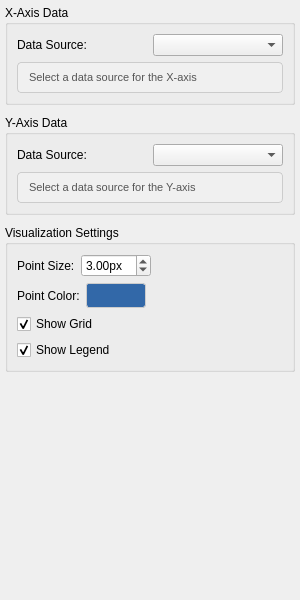
Old version of the form src/WhiskerToolbox/Analysis_Dashboard/Widgets/ScatterPlotWidget/ScatterPlotPropertiesWidget.ui in the repository paulmthompson/WhiskerToolbox.
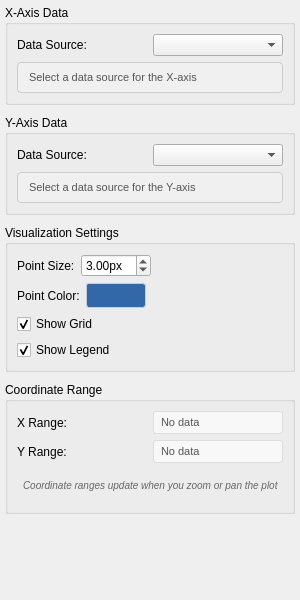
New version of the form.

Commit message: can show range of data that is displayed

What changed in the file:
```diff
--- a/src/WhiskerToolbox/Analysis_Dashboard/Widgets/ScatterPlotWidget/ScatterPlotPropertiesWidget.ui
+++ b/src/WhiskerToolbox/Analysis_Dashboard/Widgets/ScatterPlotWidget/ScatterPlotPropertiesWidget.ui
@@ -245,6 +245,89 @@
      </layout>
     </widget>
    </item>
+   <item>
+    <widget class="QGroupBox" name="coordinate_range_group">
+     <property name="title">
+      <string>Coordinate Range</string>
+     </property>
+     <layout class="QVBoxLayout" name="coordinate_range_layout">
+      <item>
+       <layout class="QHBoxLayout" name="x_range_layout">
+        <item>
+         <widget class="QLabel" name="x_range_label">
+          <property name="text">
+           <string>X Range:</string>
+          </property>
+         </widget>
+        </item>
+        <item>
+         <widget class="QLabel" name="x_range_value">
+          <property name="text">
+           <string>No data</string>
+          </property>
+          <property name="styleSheet">
+           <string notr="true">QLabel { 
+color: #555; 
+font-size: 11px; 
+padding: 4px; 
+background-color: #f8f8f8; 
+border: 1px solid #ddd; 
+border-radius: 3px; 
+}</string>
+          </property>
+         </widget>
+        </item>
+       </layout>
+      </item>
+      <item>
+       <layout class="QHBoxLayout" name="y_range_layout">
+        <item>
+         <widget class="QLabel" name="y_range_label">
+          <property name="text">
+           <string>Y Range:</string>
+          </property>
+         </widget>
+        </item>
+        <item>
+         <widget class="QLabel" name="y_range_value">
+          <property name="text">
+           <string>No data</string>
+          </property>
+          <property name="styleSheet">
+           <string notr="true">QLabel { 
+color: #555; 
+font-size: 11px; 
+padding: 4px; 
+background-color: #f8f8f8; 
+border: 1px solid #ddd; 
+border-radius: 3px; 
+}</string>
+          </property>
+         </widget>
+        </item>
+       </layout>
+      </item>
+      <item>
+       <widget class="QLabel" name="coordinate_info_label">
+        <property name="text">
+         <string>Coordinate ranges update when you zoom or pan the plot</string>
+        </property>
+        <property name="styleSheet">
+         <string notr="true">QLabel { 
+color: #666; 
+font-size: 10px; 
+font-style: italic; 
+padding: 4px; 
+}</string>
+        </property>
+        <property name="wordWrap">
+         <bool>true</bool>
+        </property>
+       </widget>
+      </item>
+     </layout>
+    </widget>
+   </item>
    <item>
     <spacer name="verticalSpacer">
      <property name="orientation">
```
The commit also changes 2 other files.
